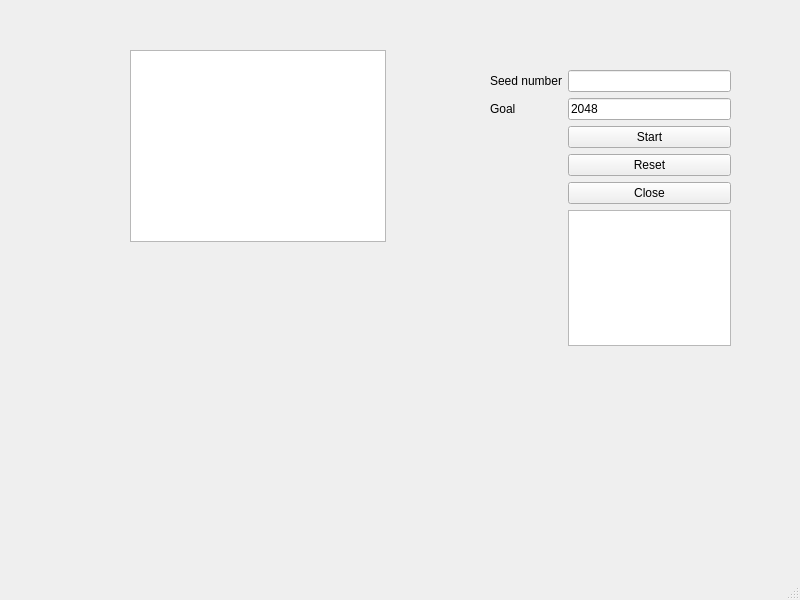
First picture: the form in student/12/numbers_gui/mainwindow.ui, repository teanre/programming-2-projects, before the edit.
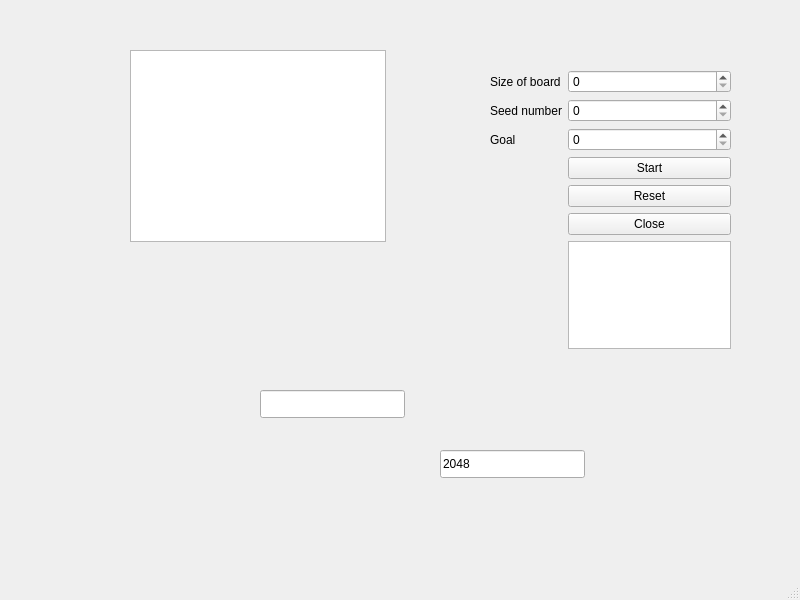
Second picture: the form after the edit.

What changed in the file:
```diff
--- a/student/12/numbers_gui/mainwindow.ui
+++ b/student/12/numbers_gui/mainwindow.ui
@@ -20,7 +20,7 @@
       <x>490</x>
       <y>70</y>
       <width>241</width>
-      <height>276</height>
+      <height>279</height>
      </rect>
     </property>
     <layout class="QGridLayout" name="gridLayout">
@@ -62,15 +62,21 @@
        </property>
       </widget>
      </item>
+     <item row="0" column="1">
+      <widget class="QSpinBox" name="sizeSpinBox"/>
+     </item>
+     <item row="0" column="0">
+      <widget class="QLabel" name="label">
+       <property name="text">
+        <string>Size of board</string>
+       </property>
+      </widget>
+     </item>
      <item row="1" column="1">
-      <widget class="QLineEdit" name="seedLine"/>
+      <widget class="QSpinBox" name="seedSpinBox"/>
      </item>
      <item row="3" column="1">
-      <widget class="QLineEdit" name="goalLine">
-       <property name="text">
-        <string>2048</string>
-       </property>
-      </widget>
+      <widget class="QSpinBox" name="goalSpinBox"/>
      </item>
     </layout>
    </widget>
@@ -84,6 +90,29 @@
      </rect>
     </property>
    </widget>
+   <widget class="QLineEdit" name="seedLine">
+    <property name="geometry">
+     <rect>
+      <x>260</x>
+      <y>390</y>
+      <width>145</width>
+      <height>28</height>
+     </rect>
+    </property>
+   </widget>
+   <widget class="QLineEdit" name="goalLine">
+    <property name="geometry">
+     <rect>
+      <x>440</x>
+      <y>450</y>
+      <width>145</width>
+      <height>28</height>
+     </rect>
+    </property>
+    <property name="text">
+     <string>2048</string>
+    </property>
+   </widget>
   </widget>
   <widget class="QMenuBar" name="menubar">
    <property name="geometry">
```
